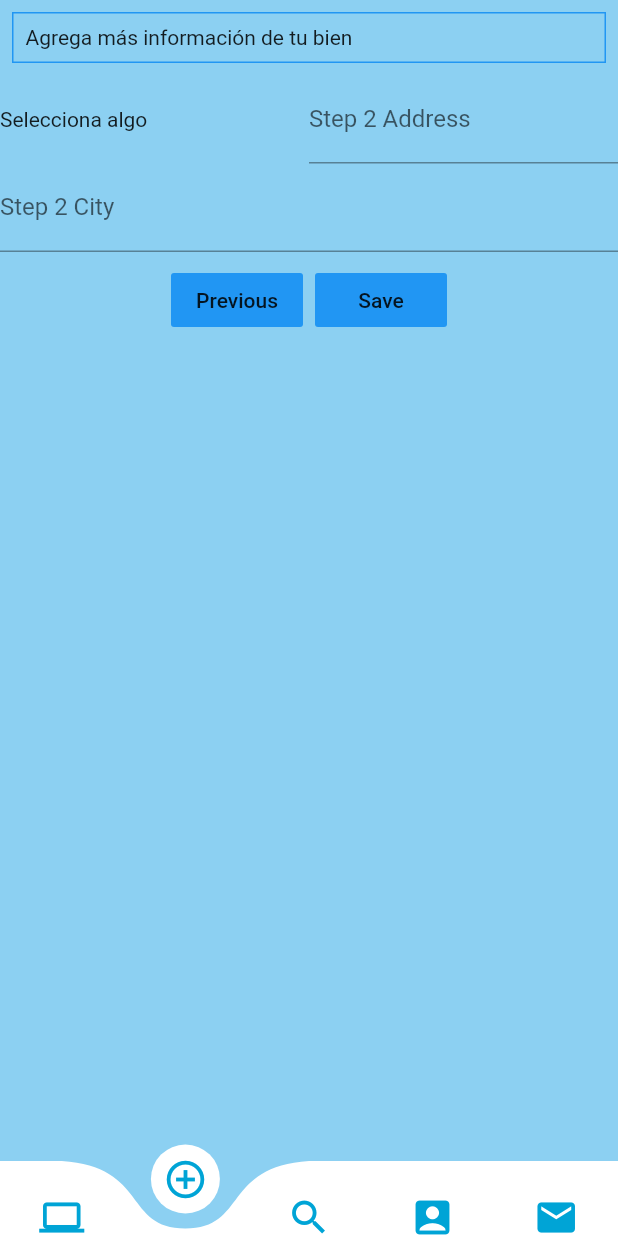
After one commit to jsepulvedai1/Registralo, a Flutter app: the BottomNavBar screen opened directly, item 2 of the bottom bar chosen, after a tap on "Next", on a phone screen of 412 x 824 dp. The commit adds this screen. Run offline on Flutter 3.47's test engine with Material 2 defaults, Android fonts, the light colour scheme and no system bars; drawn by our look-alikes of curved_navigation_bar; our stand-ins replace carousel_pro, geolocator, rxdart, simple_animations, splashscreen; missing offline and left inert: direct_select.

Commit message:
formulario dinamico

```diff
--- a/lib/main.dart
+++ b/lib/main.dart
@@ -33,7 +33,7 @@ class MyApp extends StatelessWidget {
         'basico'  : (BuildContext context ) => TabbedAppBarDemo(),
         // 'scroll'  : (BuildContext context ) => ScrollPage()
         'botones' : (BuildContext context ) => BotonesPage(),
-        'login'  : (BuildContext context) =>   LoginPage(),
+        'login'  : (BuildContext context) =>   TabbedAppBarDemo(),
 
         'inicio': (BuildContext context) => MyApp1(),
       },
--- a/lib/src/pages/post_login.dart
+++ b/lib/src/pages/post_login.dart
@@ -1,6 +1,7 @@
 import 'package:Registralo2/src/pages/consultaBien.dart';
 import 'package:Registralo2/src/pages/contacto.dart';
 import 'package:Registralo2/src/pages/misBienes.dart';
+import 'package:Registralo2/src/pages/registrarBien.dart';
 import 'package:flutter/material.dart';
 
 class TabbedAppBarDemo extends StatefulWidget {
@@ -76,10 +77,11 @@ class Choice {
 final MisBienes _misBienes =  MisBienes();
 final Home _home = Home();
 final Contacto contacto = Contacto();
+final RegistrarBien _registrarBien = RegistrarBien();
 
 final List<Choice> choices = <Choice>[
   Choice(title: 'Mis Bienes', tabla: _tabla2(),icon: Icons.desktop_mac, color: Color.fromRGBO(255, 255, 0, 0)),
-  Choice(title: 'Registrar Bien', tabla: _tabla(),icon: Icons.save,color: Color.fromRGBO(255, 255, 0, 0)),
+  Choice(title: 'Registrar Bien', tabla: _tabla4(),icon: Icons.save,color: Color.fromRGBO(255, 255, 0, 0)),
   Choice(title: 'consulta Bien', tabla: _tabla2(),icon: Icons.search,color: Color.fromRGBO(255, 255, 0, 0)),
   Choice(title: 'Mis Datos', tabla: _tabla(),icon: Icons.person,color: Color.fromRGBO(255, 255, 0, 0)),
   Choice(title: 'Contacto', tabla: _tabla3(),icon: Icons.phone_iphone,color: Color.fromRGBO(255, 255, 0, 0)),
@@ -129,3 +131,12 @@ Widget _tabla(){
 
 
   }
+
+   Widget _tabla4(){
+
+        return Scaffold(
+    body: _registrarBien,
+    );
+
+
+  }
--- a/lib/src/pages/registrarBien.dart
+++ b/lib/src/pages/registrarBien.dart
@@ -1,30 +1,48 @@
+import 'package:Registralo2/src/pages/utils/formWidget.dart';
 import 'package:flutter/material.dart';
 
-class RegistrarBien  extends StatelessWidget {
+class RegistrarBien extends StatelessWidget {
+
   @override
-  Widget build(BuildContext context) {
-      return Scaffold(
-      backgroundColor: Color.fromRGBO(140, 208, 242, 1),
+      Widget build(BuildContext context) {
+        return MaterialApp(
+          debugShowCheckedModeBanner: false,
+          title: 'ListViews',
+          theme: ThemeData(
+            backgroundColor: Color.fromRGBO(140, 208, 242, 1),
+            primarySwatch: Colors.blue,
+          ),
+          home: Scaffold(
+            backgroundColor: Color.fromRGBO(140, 208, 242, 1),
 
-      body: Container(
-        child: Column(
-          children: <Widget>[
-            _crearImagen(context),
-          ],) ,
-          )
-    );
-  }
+            body: BodyLayout(),
+          ),
+        );
+      }
+    }
+    class BodyLayout extends StatelessWidget {
+      @override
+      Widget build(BuildContext context) {
+        return FormWidget();
+      }
+    }
+  // @override
+  // Widget build(BuildContext context) {
+  //   return Scaffold(
+  //       backgroundColor: Color.fromRGBO(140, 208, 242, 1),
+  //       appBar: AppBar(
+  //         flexibleSpace: Image(
+  //           image: AssetImage('assets/registrarBien.png'),
+  //           fit: BoxFit.cover,
+  //         ),
+  //         backgroundColor: Color.fromRGBO(140, 208, 242, 1),
+  //       ),
+  //       body: Container(
+  //         child: Column(
+  //           children: <Widget>[
+  //            new FormWidget()
 
-    Widget _crearImagen(BuildContext context) {
-    return Container(
-      width: double.infinity,
-      child: GestureDetector(
-        onTap: ()=> Navigator.pushNamed(context, 'scroll'),
-        child:
-        Image.asset('assets/registrarBien.png',height: 120.0,
-          fit: BoxFit.contain,),
-        ),
-      );
-
-  }
-}
+  //           ],
+  //         ),
+  //       ));
+  // }
--- /dev/null
+++ b/lib/src/pages/utils/formWidget.dart
@@ -0,0 +1,394 @@
+import 'package:flutter/material.dart';
+
+class FormWidget extends StatefulWidget {
+  FormWidget({Key key}) : super(key: key);
+
+  @override
+  _FormWidgetState createState() => _FormWidgetState();
+}
+
+class _FormWidgetState extends State<FormWidget> {
+  //final _formKey = GlobalKey();
+  int _stepNumber = 1;
+
+  final ctl_name = TextEditingController();
+  final ctl_age = TextEditingController();
+  final ctl_address = TextEditingController();
+  final ctl_city = TextEditingController();
+  List<String> _categories;
+  Map<String, dynamic> brands;
+  List<String> _currentBrands;
+  List<String> _estimatedValues;
+  Map<String, List<String>> _identifiers;
+  Map<String, String> currentIdentifiers;
+  String estimatedValue;
+  bool showData;
+  bool checkBoxBrand;
+  bool showInputs;
+  @override
+  void initState() {
+    var categories = ['Bicicletas' 'Computadores Portatiles','Camara de video','Camara Fotografica','Telefonos Celulres','Tablets','Televisores'];
+    checkBoxBrand = false;
+    showInputs = false;
+    var mapData = new Map<String, dynamic>();
+    var mapIdentifiers = new Map<String, List<String>>();
+    mapIdentifiers['Telefonos Celulres'] = ['Imei', 'N° serie'];
+    mapIdentifiers['Computadores Portatiles'] = ['MAC', 'N° serie'];
+    mapData['Telefonos Celulres'] = ['Samsung', 'Apple','Huawei','LG'];
+    mapData['Camara de videos'] = ['hp', 'huawei'];
+    var estimatedValues = [
+      "Menor a \$100.000",
+      "\$100.000 - \$500.000",
+      "\$500.000 - \$100.0000",
+      "\$Superior a \$1000.000"
+    ];
+    showData = false;
+    setState(() {
+      _identifiers = mapIdentifiers;
+
+      _categories = categories;
+      _estimatedValues = estimatedValues;
+      estimatedValue = estimatedValues[0];
+      brands = mapData;
+      _currentBrands = ['Samsung'];
+      showData = true;
+    });
+    super.initState();
+  }
+
+  void saveData(BuildContext context) {
+    //this._formKey.currentState.save();
+
+    print(ctl_name.text);
+    print(ctl_age.text);
+    print(ctl_address.text);
+    print(ctl_city.text);
+  }
+
+  void nextPage(BuildContext context) {
+    setState(() {
+      if (_stepNumber == 1)
+        _stepNumber = 2;
+      else
+        _stepNumber = 1;
+    });
+  }
+
+  Widget checkbox(String title, bool boolValue) {
+    return Column(
+      mainAxisAlignment: MainAxisAlignment.center,
+      children: <Widget>[
+        Text(title),
+        Checkbox(
+          value: boolValue,
+          onChanged: (bool value) {
+            checkBoxBrand = value;
+            setState(() {
+              checkBoxBrand = value;
+            });
+          },
+        )
+      ],
+    );
+  }
+  //List _listings = new List();
+
+  List<Widget> _getInputs(BuildContext context) {
+    List inputs = new List<Widget>();
+    List listings = _getListings(context, currentCategory);
+    if (showInputs) {
+      inputs.add(Row(mainAxisSize: MainAxisSize.min, children: <Widget>[
+      Text("Marca"),
+      Expanded(child: checkbox("Nuevo", checkBoxBrand)),
+      Expanded(
+          child: DropdownButtonFormField<String>(
+        value: dropDownValue2,
+        icon: Icon(Icons.arrow_downward),
+        iconSize: 24,
+        elevation: 16,
+        style: TextStyle(color: Colors.deepPurple),
+        onChanged: (String newValue) {
+          setState(() {
+            dropDownValue2 = newValue;
+          });
+        },
+        items: _currentBrands.map<DropdownMenuItem<String>>((String value) {
+          return DropdownMenuItem<String>(
+            value: value,
+            child: Text(value),
+          );
+        }).toList(),
+      ))
+    ]));
+    inputs.add(Row(mainAxisSize: MainAxisSize.min, children: <Widget>[
+      Expanded(
+        child: Text("Valor estimado"),
+      ),
+      Expanded(
+          child: DropdownButton<String>(
+        value: estimatedValue,
+        icon: Icon(Icons.arrow_downward),
+        iconSize: 24,
+        elevation: 16,
+        style: TextStyle(color: Colors.deepPurple),
+        underline: Container(
+          height: 2,
+          color: Colors.deepPurpleAccent,
+        ),
+        onChanged: (String newValue) {
+          setState(() {
+            estimatedValue = newValue;
+          });
+        },
+        items: _estimatedValues.map<DropdownMenuItem<String>>((String value) {
+          return DropdownMenuItem<String>(
+            value: value,
+            child: Text(value),
+          );
+        }).toList(),
+      ))
+    ]));
+    inputs.add( ConstrainedBox(
+      constraints: BoxConstraints(maxHeight: 1000),
+      child: ListView(
+        children: listings,
+      ))
+    );
+    } else {
+      inputs.add(Text("Seleccione una categoría para más opciones"));
+    }
+    return inputs;
+  }
+
+  List<Widget> _getListings(BuildContext context, String category) {
+    // <<<<< Note this change for the return type
+    List listings = new List<Widget>();
+    if (showInputs) {
+
+      int i = 0;
+      int lenght = _identifiers[category].length;
+      for (i = 0; i < lenght; i++) {
+        var text = _identifiers[category][i];
+        listings.add(new Row(
+           mainAxisSize: MainAxisSize.min,
+           children: <Widget>[
+            Expanded(
+              child: Text(text),
+            ),
+            Expanded(
+                child: TextFormField(
+              controller: ctl_address,
+              decoration: const InputDecoration(labelText: 'Ingrese valores'),
+            ))
+          ])
+        );
+      }
+    }
+    return listings;
+  }
+
+  String currentCategory = 'Telefonos Celulres';
+  String dropDownValue2 = 'Samsung';
+  Column formOneBuilder(BuildContext context) {
+    return new Column(
+      children: <Widget>[
+        Padding(
+          padding: const EdgeInsets.all(8.0),
+          child: Container(
+              padding: const EdgeInsets.all(8.0),
+              decoration: BoxDecoration(border: Border.all(color: Colors.blue)),
+              width: double.infinity,
+              child: Text("Cuentanos que tipo de bien deseas registrar")),
+        ),
+        Row(mainAxisSize: MainAxisSize.min, children: <Widget>[
+          Expanded(
+            child: Text("Categoría"),
+          ),
+          Expanded(
+              child: DropdownButton<String>(
+            value: currentCategory,
+            icon: Icon(Icons.arrow_downward),
+            iconSize: 24,
+            elevation: 16,
+            style: TextStyle(color: Colors.deepPurple),
+            underline: Container(
+              height: 2,
+              color: Colors.deepPurpleAccent,
+            ),
+            onChanged: (String newValue) {
+              setState(() {
+                currentCategory = newValue;
+                _currentBrands = brands[newValue];
+                dropDownValue2 = brands[newValue][0];
+                showInputs = true;
+              });
+            },
+            items: _categories.map<DropdownMenuItem<String>>((String value) {
+              return DropdownMenuItem<String>(
+                value: value,
+                child: Text(value),
+              );
+            }).toList(),
+          ))
+        ]),
+        Expanded(child: ListView(
+            shrinkWrap: true,
+            physics: ClampingScrollPhysics(),
+            children: _getInputs(context)
+          )),
+        Center(
+          child: Padding(
+            padding: const EdgeInsets.all(1.0),
+            child: Row(
+              crossAxisAlignment: CrossAxisAlignment.center,
+              mainAxisAlignment: MainAxisAlignment.center,
+              children: <Widget>[
+                FlatButton(
+                  color: Colors.blue,
+                  child: Text('Next'),
+                  onPressed: () {
+                    nextPage(context);
+                  },
+                ),
+                Padding(padding: EdgeInsets.only(left: 8)),
+                FlatButton(
+                  color: Colors.blue,
+                  child: Text('Save'),
+                  onPressed: () {
+                    saveData(context);
+                  },
+                ),
+              ],
+            ),
+          ),
+        )
+      ],
+    );
+  }
+
+  Column formTwoBuilder(BuildContext context) {
+    return Column(
+      children: <Widget>[
+        Padding(
+          padding: const EdgeInsets.all(8.0),
+          child: Container(
+            padding: const EdgeInsets.all(8.0),
+            decoration: BoxDecoration(border: Border.all(color: Colors.blue)),
+            width: double.infinity,
+            child: Text("Agrega más información de tu bien"),
+          ),
+        ),
+        Row(mainAxisSize: MainAxisSize.min, children: <Widget>[
+          Expanded(
+            child: Text("Selecciona algo"),
+          ),
+          Expanded(
+              child: TextFormField(
+            controller: ctl_address,
+            decoration: const InputDecoration(labelText: 'Step 2 Address'),
+          ))
+        ]),
+        TextFormField(
+          controller: ctl_city,
+          decoration: const InputDecoration(labelText: 'Step 2 City'),
+        ),
+        Center(
+          child: Padding(
+            padding: const EdgeInsets.all(8.0),
+            child: Row(
+              crossAxisAlignment: CrossAxisAlignment.center,
+              mainAxisAlignment: MainAxisAlignment.center,
+              children: <Widget>[
+                FlatButton(
+                  color: Colors.blue,
+                  child: Text('Previous'),
+                  onPressed: () {
+                    nextPage(context);
+                  },
+                ),
+                Padding(padding: EdgeInsets.only(left: 8)),
+                FlatButton(
+                  color: Colors.blue,
+                  child: Text('Save'),
+                  onPressed: () {
+                    saveData(context);
+                  },
+                ),
+              ],
+            ),
+          ),
+        )
+      ],
+    );
+  }
+
+  @override
+  Widget build(BuildContext context) {
+    if (showData) {
+      switch (_stepNumber) {
+        case 1:
+          return Form(
+              child: (_categories != null)
+                  ? this.formOneBuilder(context)
+                  : CircularProgressIndicator());
+          break;
+
+        case 2:
+          return Form(
+            child: (_currentBrands != null)
+                ? this.formTwoBuilder(context)
+                : CircularProgressIndicator(),
+          );
+          break;
+      }
+    } else {
+      print("hola");
+    }
+  }
+
+  void dispose() {
+    ctl_address.dispose();
+    ctl_age.dispose();
+    ctl_city.dispose();
+    ctl_name.dispose();
+
+    super.dispose();
+  }
+}
+
+class RowFormBuilder extends StatefulWidget {
+  @override
+  State<StatefulWidget> createState() => RowFormBuilderState();
+
+  RowFormBuilder({this.categories});
+  final List<String> categories;
+}
+
+class RowFormBuilderState extends State<RowFormBuilder> {
+  @override
+  Widget build(BuildContext context) {
+    String firstCategory = widget.categories[0];
+    return Row(
+      children: <Widget>[
+        DropdownButton<String>(
+          value: firstCategory,
+          icon: Icon(Icons.arrow_downward),
+          iconSize: 24,
+          style: TextStyle(color: Colors.deepPurple),
+          onChanged: (String newValue) {
+            setState(() {
+              firstCategory = newValue;
+            });
+          },
+          items:
+              widget.categories.map<DropdownMenuItem<String>>((String value) {
+            return DropdownMenuItem<String>(
+              value: value,
+              child: Text(value),
+            );
+          }).toList(),
+        )
+      ],
+    );
+  }
+}
```
Also changed, not shown: lib/src/pages/utils/bien_image_model.dart (added, +30 -0 lines), lib/src/pages/utils/upload_button.dart (added, +57 -0 lines).
